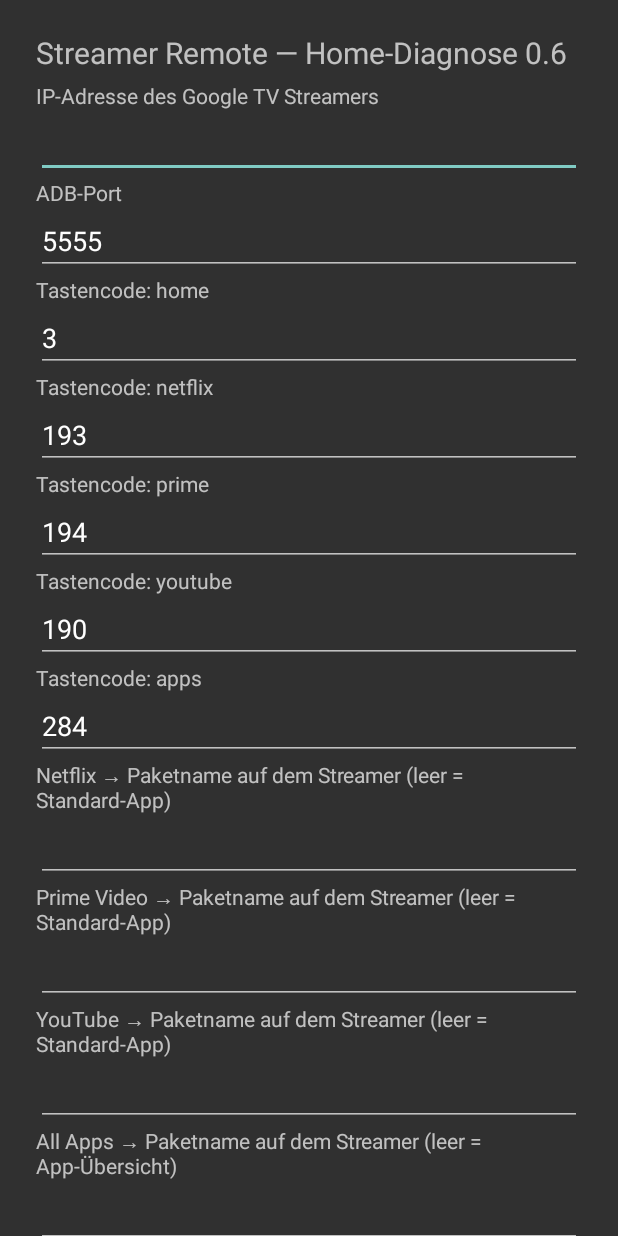
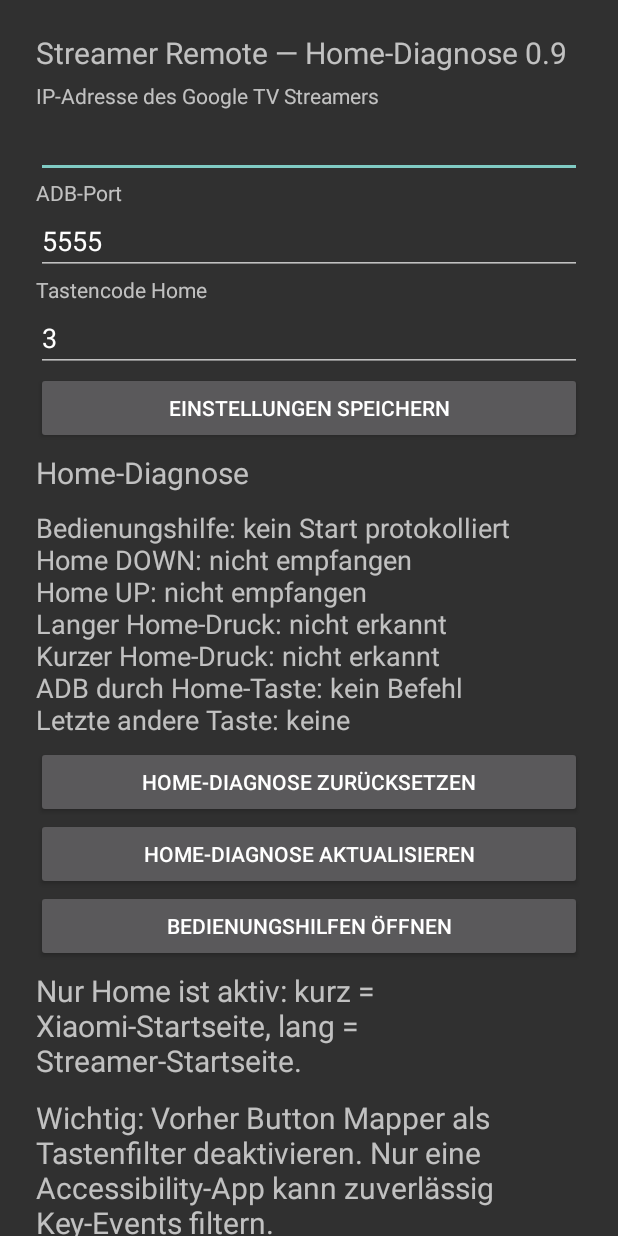
Before and after one commit to MaWeXi/streamer-remote, an Android app: the screen it shows after launch (MainActivity), on a phone screen of 412 x 824 dp. Run offline under Robolectric (Android 15) with nearby library versions, the phone set to English and light mode, and no system bars; libraries missing offline, so code that uses them is left out: com.flyfishxu.kadb; 1 statement that could not run was skipped.

Commit message:
Focus settings on Home key and remove inactive app mappings

```diff
--- a/app/src/main/java/dev/local/streamerremote/MainActivity.kt
+++ b/app/src/main/java/dev/local/streamerremote/MainActivity.kt
@@ -26,29 +26,20 @@ class MainActivity : Activity() {
             root.addView(Button(this).apply { text = label; setOnClickListener { action() } })
         }
 
-        title("Streamer Remote — Home-Diagnose 0.6")
+        title("Streamer Remote — Home-Diagnose 0.9")
         val host = field("IP-Adresse des Google TV Streamers", prefs.getString("host", "").orEmpty())
         val port = field("ADB-Port", prefs.getInt("port", 5555).toString(), numeric = true)
-        val names = listOf("netflix" to "Netflix", "prime" to "Prime Video", "youtube" to "YouTube", "apps" to "All Apps")
-        val codeFields = RemoteConfig.defaultCodes.mapValues { (slot, default) ->
-            field("Tastencode: $slot", prefs.getInt("code_$slot", default).toString(), numeric = true)
-        }
-        val mapping = names.associate { (slot, label) ->
-            val hint = if (slot == "apps") "leer = App-Übersicht" else "leer = Standard-App"
-            slot to field("$label → Paketname auf dem Streamer ($hint)", prefs.getString(slot, "").orEmpty())
-        }
+        val homeCode = field("Tastencode Home", prefs.getInt("code_home", 3).toString(), numeric = true)
         button("Einstellungen speichern") {
             val parsedPort = port.text.toString().toIntOrNull()
             if (parsedPort == null || parsedPort !in 1..65535) { Toast.makeText(this, "Ungültiger Port", Toast.LENGTH_SHORT).show(); return@button }
             if (!RemoteConfig.validIPv4(host.text.toString().trim())) { Toast.makeText(this, "Ungültige IPv4-Adresse", Toast.LENGTH_SHORT).show(); return@button }
-            val codes = codeFields.mapValues { (_, edit) -> edit.text.toString().toIntOrNull() }
-            if (codes.values.any { it == null || !RemoteConfig.validCode(it) } || codes.values.distinct().size != codes.size) {
-                Toast.makeText(this, "Tastencodes müssen gültig und verschieden sein", Toast.LENGTH_LONG).show(); return@button
+            val code = homeCode.text.toString().toIntOrNull()
+            if (code == null || !RemoteConfig.validCode(code)) {
+                Toast.makeText(this, "Ungültiger Home-Tastencode", Toast.LENGTH_SHORT).show(); return@button
             }
-            if (mapping.values.any { it.text.toString().trim().isNotBlank() && !RemoteCommand.isValidPackage(it.text.toString().trim()) }) { Toast.makeText(this, "Ungültiger Paketname", Toast.LENGTH_SHORT).show(); return@button }
             prefs.edit().putString("host", host.text.toString().trim()).putInt("port", parsedPort).apply {
-                mapping.forEach { (slot, edit) -> putString(slot, edit.text.toString().trim()) }
-                codes.forEach { (slot, code) -> putInt("code_$slot", code!!) }
+                putInt("code_home", code)
             }.apply()
             Toast.makeText(this, "Gespeichert", Toast.LENGTH_SHORT).show()
         }
@@ -76,7 +67,7 @@ class MainActivity : Activity() {
         }
         button("Home-Diagnose aktualisieren") { refreshDiagnostic() }
         button("Bedienungshilfen öffnen") { startActivity(Intent(Settings.ACTION_ACCESSIBILITY_SETTINGS)) }
-        title("Home: kurzer Druck bleibt Xiaomi. Langer Druck: Streamer Home (experimentell).")
+        title("Nur Home ist aktiv: kurz = Xiaomi-Startseite, lang = Streamer-Startseite.")
         title("Wichtig: Vorher Button Mapper als Tastenfilter deaktivieren. Nur eine Accessibility-App kann zuverlässig Key-Events filtern.")
         title("ADB muss auf dem Streamer eingeschaltet sein. Beim ersten Verbindungsversuch ggf. ADB-Schlüssel am Streamer autorisieren.")
     }
```
